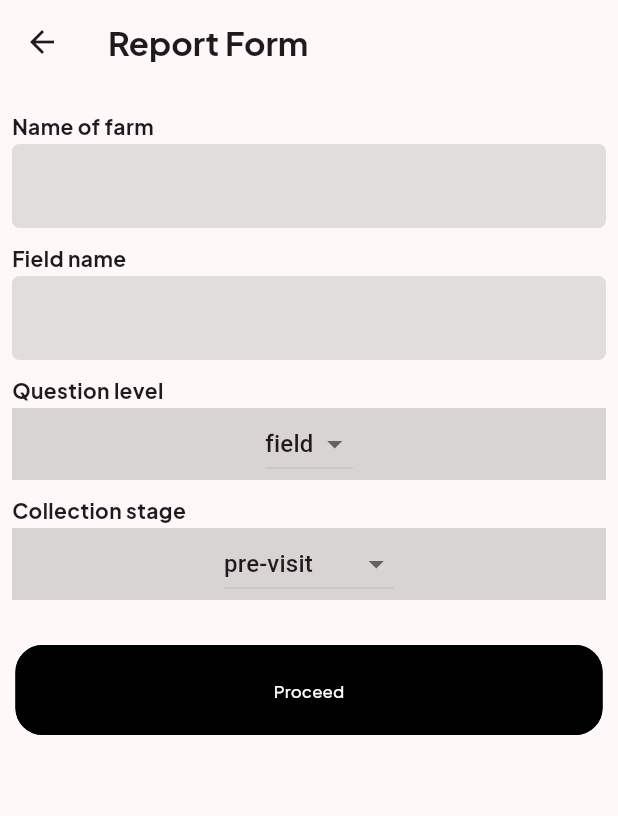
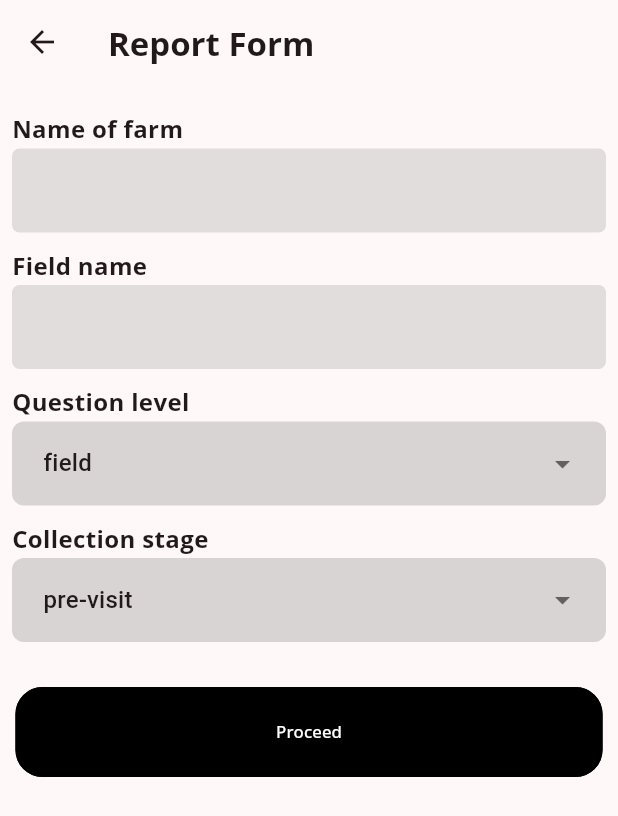
Before and after one commit to Haroldkess/verification, a Flutter app: the screen it shows after launch, after a tap on the "add" icon, on a phone screen of 412 x 824 dp. Shown: the top 816 px of the screen. Run offline on Flutter 3.47's test engine with Material 2 defaults, Android fonts, the phone set to English and light mode, and no system bars; drawn by our look-alikes of overlay_support; our stand-ins replace animate_do, connectivity_plus, expansion_tile_card, get, google_fonts, hive_flutter and 3 more; missing offline and left inert: advance_image_picker; accounts and stored records are empty; network calls fail.

Commit message:
Finishing up

```diff
--- a/lib/controller/network_calls/verification_call.dart
+++ b/lib/controller/network_calls/verification_call.dart
@@ -57,6 +57,7 @@ class VerificationController extends GetxController {
   RxList<VerificationModel> verifications = <VerificationModel>[].obs;
   Future<void> addVerificationData(List<VerificationModel> data) async {
     verifications.value = data;
+    update();
   }
 
   void load(bool data) {
--- a/lib/main.dart
+++ b/lib/main.dart
@@ -1,15 +1,10 @@
 import 'dart:io';
-
 import 'package:advance_image_picker/advance_image_picker.dart';
-import 'package:advance_image_picker/configs/image_picker_configs.dart';
-import 'package:advance_image_picker/widgets/editors/image_sticker.dart';
-import 'package:cloudflare/cloudflare.dart';
 import 'package:flutter/material.dart';
 import 'package:flutter/services.dart';
 import 'package:get/get.dart';
 import 'package:overlay_support/overlay_support.dart';
 import 'package:verification/controller/operation/operation.dart';
-import 'package:verification/view/home/home.dart';
 import 'package:verification/view/on_board/splash.dart';
 import 'package:intl/intl.dart';
 import 'controller/backoffice/db.dart';
--- a/lib/model/question_model.dart
+++ b/lib/model/question_model.dart
@@ -49,12 +49,12 @@ class QuestionModel {
 
   factory QuestionModel.fromJson(Map<String, dynamic> json) => QuestionModel(
         id: json["id"],
-        qNumber: json["qNumber"],
+        qNumber: json["q_number"],
         category: json["category"],
         ecosystem: json["ecosystem"],
         questionlevel: json["questionlevel"],
         collectionstage: json["collectionstage"],
-        sublevel: json["sublevel"],
+        sublevel: json["sub_level"],
         fieldtype: json["fieldtype"],
         label: json["label"],
         readOnlyWhen: json["read_only_when"],
@@ -62,12 +62,12 @@ class QuestionModel {
 
   Map<String, dynamic> toJson() => {
         "id": id,
-        "qNumber": qNumber,
+        "q_number": qNumber,
         "category": category,
         "ecosystem": ecosystem,
         "questionlevel": questionlevel,
         "collectionstage": collectionstage,
-        "sublevel": sublevel,
+        "sub_level": sublevel,
         "fieldtype": fieldtype,
         "label": label,
         "read_only_when": readOnlyWhen,
--- a/lib/view/on_board/splash.dart
+++ b/lib/view/on_board/splash.dart
@@ -1,3 +1,4 @@
+import 'package:animate_do/animate_do.dart';
 import 'package:flutter/material.dart';
 import 'package:verification/controller/operation/operation.dart';
 import 'package:verification/view/home/home.dart';
@@ -18,11 +19,15 @@ class _SplashState extends State<Splash> {
       body: Container(
         height: double.infinity,
         width: double.infinity,
-        child: Center(
-          child: AppText(
-            text: "Verification",
-            size: 24,
-            fontWeight: FontWeight.bold,
+        child: BounceInDown(
+          duration: const Duration(seconds: 5),
+          animate: true,
+          child: Center(
+            child: AppText(
+              text: "Verification",
+              size: 24,
+              fontWeight: FontWeight.bold,
+            ),
           ),
         ),
       ),
--- a/lib/view/widget/button.dart
+++ b/lib/view/widget/button.dart
@@ -62,6 +62,7 @@ class AppDropDown extends StatelessWidget {
               child: AppText(
                 text: "Collection stage",
                 fontWeight: FontWeight.bold,
+                size: 16,
               ),
             ),
           ],
@@ -70,15 +71,22 @@ class AppDropDown extends StatelessWidget {
           height: 2,
         ),
         Container(
-          decoration: BoxDecoration(color: Colors.grey.withOpacity(.4)),
+          decoration: BoxDecoration(
+              borderRadius: BorderRadius.circular(8),
+              color: Colors.grey.withOpacity(.4)),
           child: Center(
             child: GetBuilder(
                 init: ReportController(),
                 builder: (select) {
-                  return DropdownButton(
+                  return Padding(
+                    padding: const EdgeInsets.symmetric(horizontal: 5),
+                    child: DropdownButtonFormField(
                         // Initial Value
                         value: select.type.value,
                         alignment: Alignment.centerLeft,
+                        decoration: const InputDecoration(
+                            border: OutlineInputBorder(
+                                borderSide: BorderSide.none)),
 
                         // Down Arrow Icon
                         //  icon: const Icon(Icons.keyboard_arrow_down),
@@ -94,7 +102,8 @@ class AppDropDown extends StatelessWidget {
                         // change button value to selected value
                         onChanged: (val) {
                           select.addType(val);
-                      });
+                        }),
+                  );
                 }),
           ),
         ),
@@ -128,6 +137,7 @@ class AppDropDownReport extends StatelessWidget {
                     child: AppText(
                       text: "Question level",
                       fontWeight: FontWeight.bold,
+                      size: 16,
                     ),
                   ),
                 ],
@@ -166,6 +176,7 @@ class AppDropDownReport extends StatelessWidget {
               )
             : Container(
                 decoration: BoxDecoration(
+                    borderRadius: BorderRadius.circular(8),
                     color: isQuestion == true
                         ? null
                         : Colors.grey.withOpacity(.4)),
@@ -173,10 +184,15 @@ class AppDropDownReport extends StatelessWidget {
                   child: GetBuilder(
                       init: ReportController(),
                       builder: (select) {
-                        return DropdownButton(
+                        return Padding(
+                          padding: const EdgeInsets.symmetric(horizontal: 5),
+                          child: DropdownButtonFormField(
                               // Initial Value
                               value: select.level.value,
                               alignment: Alignment.centerLeft,
+                              decoration: const InputDecoration(
+                                  border: OutlineInputBorder(
+                                      borderSide: BorderSide.none)),
 
                               // Down Arrow Icon
                               //  icon: const Icon(Icons.keyboard_arrow_down),
@@ -192,7 +208,8 @@ class AppDropDownReport extends StatelessWidget {
                               // change button value to selected value
                               onChanged: (val) {
                                 select.addLevel(val);
-                            });
+                              }),
+                        );
                       }),
                 ),
               ),
--- a/lib/view/widget/text.dart
+++ b/lib/view/widget/text.dart
@@ -11,6 +11,7 @@ class AppText extends StatelessWidget {
   TextAlign? align;
   double? letterSpacing;
   double? size;
+  double? height;
   AppText(
       {Key? key,
       required this.text,
@@ -20,7 +21,9 @@ class AppText extends StatelessWidget {
       this.fontWeight,
       this.align,
       this.letterSpacing,
-      this.color, this.size})
+      this.color,
+      this.height,
+      this.size})
       : super(key: key);
 
   @override
@@ -31,13 +34,13 @@ class AppText extends StatelessWidget {
       textScaleFactor: scaleFactor,
       overflow: overflow,
       textAlign: align,
-      style: GoogleFonts.plusJakartaSans(
+      style: GoogleFonts.openSans(
           textStyle: TextStyle(
-        fontWeight: fontWeight,
-        color: color,
-        decorationStyle: TextDecorationStyle.solid,
-        fontSize: size
-      )),
+              fontWeight: fontWeight,
+              color: color,
+              height: height,
+              decorationStyle: TextDecorationStyle.solid,
+              fontSize: size)),
     );
   }
 }
--- a/pubspec.yaml
+++ b/pubspec.yaml
@@ -60,9 +60,9 @@ dependencies:
   connectivity_plus:
   shimmer: ^2.0.0
   advance_image_picker: ^0.1.7+1
-  cloudflare: ^3.2.1+1
-  change_app_package_name: 1.0.0
-  rename_app: ^1.3.1
+  # cloudflare: ^3.2.1+1
+  # change_app_package_name: 1.0.0
+  # flutter_image_compress: ^2.1.0
 
 
 dev_dependencies:
```
Also changed, not shown: lib/controller/network_calls/image_upload_call.dart (+8 -2 lines), lib/controller/network_calls/question_call.dart (+10 -0 lines), lib/controller/network_calls/update_verification_call.dart (+13 -11 lines), lib/controller/operation/operation.dart (+17 -14 lines), lib/controller/operation/operation_ext.dart (added, +17 -0 lines), lib/model/verification_model.dart (+38 -0 lines), lib/view/widget/add_note.dart (+61 -30 lines), lib/view/widget/quest_form.dart (+40 -13 lines), lib/view/widget/yes_or_no.dart (+46 -22 lines), pubspec.lock. Lines whose indentation alone changed are shown as unchanged.
